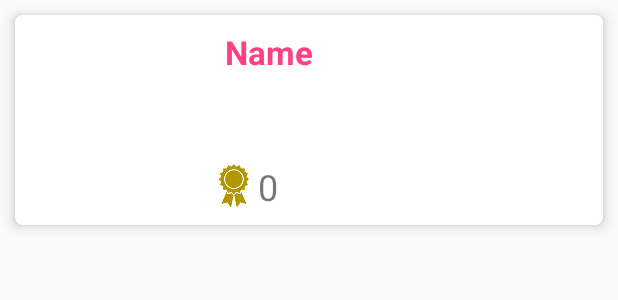
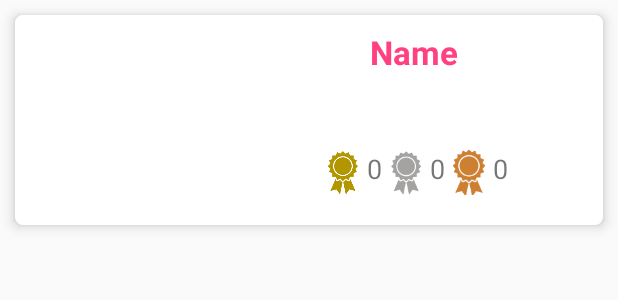
Before and after one commit to bharv410/StackOverflowProj, an Android app: the layout user_list_item.xml on its own in the app's theme, with its tools: preview values and no code run, on a phone screen of 412 x 824 dp. Shown: the top 300 px of the screen. Run offline under Robolectric (Android 15) with nearby library versions, the phone set to English and light mode, and no system bars.

Commit message:
Added all badges

```diff
--- a/app/src/main/java/com/benharvey/stackoverflowusers/presenters/UsersListAdapter.java
+++ b/app/src/main/java/com/benharvey/stackoverflowusers/presenters/UsersListAdapter.java
@@ -40,6 +40,9 @@ public class UsersListAdapter extends RecyclerView.Adapter<UserListItemViewHolde
 
         holder.nameTxt.setText(user.getDisplay_name());
         holder.goldBadgeTxt.setText(user.getBadgeCount().getGold());
+        holder.silverBadgeTxt.setText(user.getBadgeCount().getSilver());
+        holder.bronzeBadgeTxt.setText(user.getBadgeCount().getBronze());
+        holder.locationTxt.setText(user.getLocation());
 
         Picasso.get()
                 .load(user.getProfile_image())
--- a/app/src/main/java/com/benharvey/stackoverflowusers/views/UserListItemViewHolder.java
+++ b/app/src/main/java/com/benharvey/stackoverflowusers/views/UserListItemViewHolder.java
@@ -13,7 +13,7 @@ import com.benharvey.stackoverflowusers.R;
 
 public class UserListItemViewHolder extends RecyclerView.ViewHolder {
 
-    public TextView nameTxt, goldBadgeTxt;
+    public TextView nameTxt, goldBadgeTxt, silverBadgeTxt, bronzeBadgeTxt, locationTxt;
     public ImageView img;
 
     public UserListItemViewHolder(View itemView) {
@@ -21,6 +21,9 @@ public class UserListItemViewHolder extends RecyclerView.ViewHolder {
 
         nameTxt = (TextView) itemView.findViewById(R.id.nameTxt);
         goldBadgeTxt = (TextView) itemView.findViewById(R.id.goldBadgeTxt);
+        silverBadgeTxt = (TextView) itemView.findViewById(R.id.silverBadgeTxt);
+        bronzeBadgeTxt = (TextView) itemView.findViewById(R.id.bronzeBadgeTxt);
+        locationTxt = (TextView) itemView.findViewById(R.id.locationTxt);
         img = (ImageView) itemView.findViewById(R.id.userListItemGravatar);
     }
 }
--- a/app/src/main/res/layout/user_list_item.xml
+++ b/app/src/main/res/layout/user_list_item.xml
@@ -2,7 +2,6 @@
 <android.support.v7.widget.CardView
     xmlns:android="http://schemas.android.com/apk/res/android"
     xmlns:card_view="http://schemas.android.com/apk/res-auto"
-    xmlns:tools="http://schemas.android.com/tools"
     android:layout_width="match_parent"
     android:layout_height="@dimen/user_list_item_height"
     android:layout_margin="@dimen/regular_item_margin"
@@ -10,7 +9,7 @@
     card_view:cardCornerRadius="@dimen/cardview_corner_radius"
     card_view:cardElevation="@dimen/cardview_elevation">
 
-    <android.support.design.widget.CoordinatorLayout
+    <RelativeLayout
         android:layout_width="match_parent"
         android:layout_height="match_parent">
 
@@ -21,34 +20,72 @@
             android:layout_margin="@dimen/regular_item_margin"
             />
 
+        <RelativeLayout
+            android:id="@+id/userInfoRelativeLayout"
+            android:layout_width="wrap_content"
+            android:layout_height="match_parent"
+            android:layout_toRightOf="@id/userListItemGravatar"
+            android:layout_marginBottom="20dp">
 
             <TextView
                 android:id="@+id/nameTxt"
-            android:layout_width="wrap_content"
+                android:layout_width="match_parent"
                 android:layout_height="wrap_content"
                 android:padding="@dimen/regular_item_padding"
-            android:layout_marginLeft="@dimen/regular_item_margin"
                 android:text="Name"
+                android:gravity="center"
                 android:textAppearance="?android:attr/textAppearanceLarge"
                 android:textColor="@color/colorAccent"
-            android:textStyle="bold"
-            card_view:layout_anchor="@+id/userListItemGravatar"
-            card_view:layout_anchorGravity="right|top"
-            android:layout_gravity="right"/>
+                android:textStyle="bold"/>
 
+
+            <!--Put silver badge centered first so it can be used as reference-->
+            <TextView
+                android:id="@+id/locationTxt"
+                android:textSize="15sp"
+                android:layout_width="match_parent"
+                android:gravity="center_horizontal"
+                android:layout_height="wrap_content"
+                android:layout_below="@id/nameTxt"
+                android:layout_marginBottom="@dimen/regular_item_margin"
+                />
+
+            <TextView
+                android:id="@+id/silverBadgeTxt"
+                android:layout_width="wrap_content"
+                android:layout_height="30dp"
+                android:layout_alignParentBottom="true"
+                android:layout_centerHorizontal="true"
+                android:drawableLeft="@drawable/silver_badge_icon"
+                android:text="0"
+                android:textSize="18sp" />
+
+
+            <!--Put gold badge to left of silver-->
             <TextView
                 android:id="@+id/goldBadgeTxt"
                 android:layout_width="wrap_content"
-            android:layout_height="32dp"
-            android:textSize="24sp"
+                android:layout_height="30dp"
+                android:textSize="18sp"
                 android:text="0"
-            android:layout_marginLeft="@dimen/regular_item_margin"
-            card_view:layout_anchor="@+id/userListItemGravatar"
-            card_view:layout_anchorGravity="right|bottom"
-            android:layout_gravity="right"
+                android:layout_alignParentBottom="true"
                 android:drawableLeft="@drawable/gold_badge_icon"
+                android:layout_toLeftOf="@id/silverBadgeTxt"
                 />
 
 
-    </android.support.design.widget.CoordinatorLayout>
+            <!--Put bronze badge to right of silver-->
+            <TextView
+                android:id="@+id/bronzeBadgeTxt"
+                android:layout_width="wrap_content"
+                android:layout_height="30dp"
+                android:textSize="18sp"
+                android:text="0"
+                android:layout_alignParentBottom="true"
+                android:layout_toRightOf="@id/silverBadgeTxt"
+                android:drawableLeft="@drawable/bronze_badge_icon"
+                />
+
+        </RelativeLayout>
+    </RelativeLayout>
 </android.support.v7.widget.CardView>
```
Also changed, not shown: app/src/main/res/drawable-hdpi/bronze_badge_icon.png (added), app/src/main/res/drawable-hdpi/silver_badge_icon.png (added), app/src/main/res/drawable-mdpi/bronze_badge_icon.png (added), app/src/main/res/drawable-mdpi/silver_badge_icon.png (added), app/src/main/res/drawable-xhdpi/bronze_badge_icon.png (added), app/src/main/res/drawable-xhdpi/silver_badge_icon.png (added), app/src/main/res/drawable-xxhdpi/bronze_badge_icon.png (added), app/src/main/res/drawable-xxhdpi/silver_badge_icon.png (added). Lines whose indentation alone changed are shown as unchanged.
